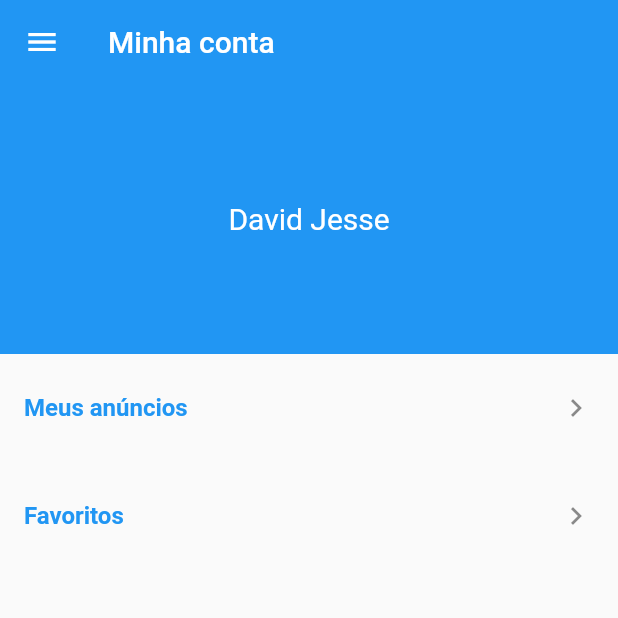
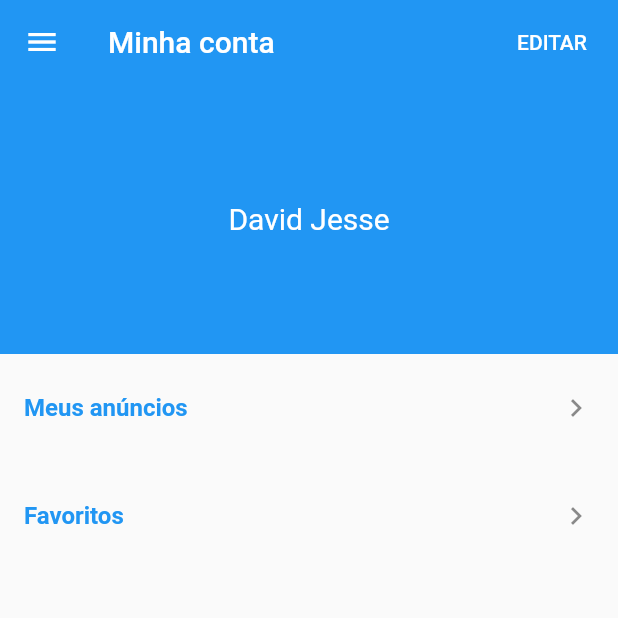
Before and after one commit to davidtjesse/xlo_get, a Flutter app: the AccountScreen screen opened directly, on a phone screen of 412 x 824 dp, the top half of it. Run offline on Flutter 3.47's test engine with Material 2 defaults, Android fonts, the phone set to English and light mode, and no system bars; our stand-ins replace brasil_fields, carousel_pro, dio, get, image_picker.

Commit message:
Add account_screen

```diff
--- a/lib/screens/account/account_screen.dart
+++ b/lib/screens/account/account_screen.dart
@@ -8,6 +8,15 @@ class AccountScreen extends StatelessWidget {
       appBar: AppBar(
         elevation: 0,
         title: const Text('Minha conta'),
+        actions: <Widget>[
+          FlatButton(
+            onPressed: () {},
+            child: const Text(
+              'EDITAR',
+            ),
+            textColor: Colors.white,
+          )
+        ],
       ),
       drawer: CustomDrawer(),
       body: Column(
```
